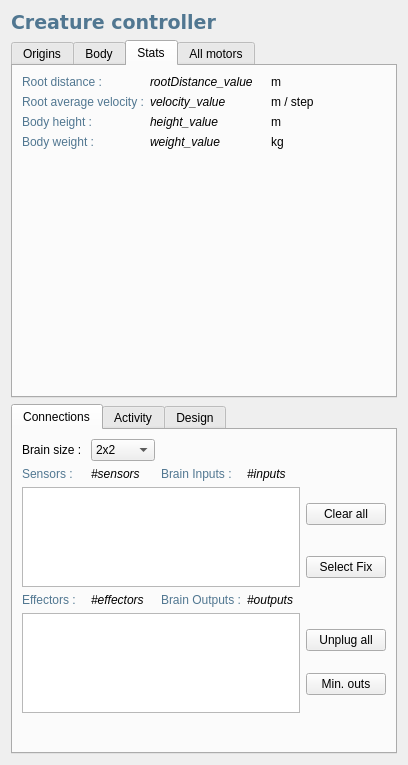
Before: the Qt Designer form src/genelab/core/ui/widgets/entities/entitypropertiescontroller.ui in GeneCraft/GeneCraft-Project, drawn with Qt 5.
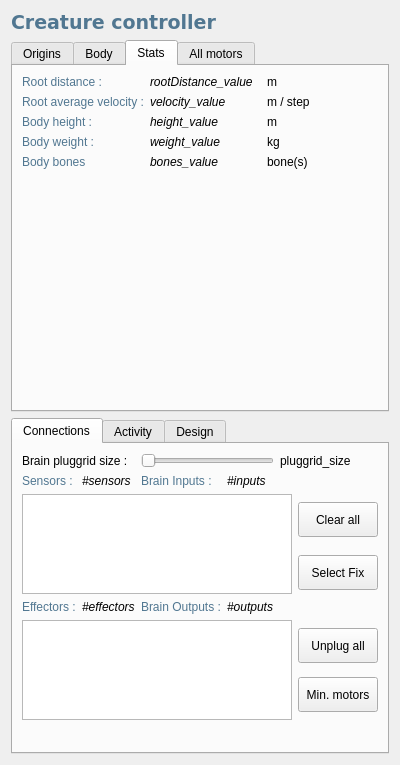
After: the same form once the commit is applied. The open tabs and pages were chosen to show the change. Icons and pictures are not drawn.

Commit message:
* Taille de la plug grid avec un slider
+ Statistique : nombre d'os (+ maj widgets)

* Amélioration des statistiques (paramètres permettant de définir si la statistique est mise a jour a chaque step ou non)

The edit to the form file:
```diff
--- a/src/genelab/core/ui/widgets/entities/entitypropertiescontroller.ui
+++ b/src/genelab/core/ui/widgets/entities/entitypropertiescontroller.ui
@@ -366,6 +366,35 @@
          </property>
         </widget>
        </item>
+       <item row="5" column="0">
+        <widget class="QLabel" name="label_14">
+         <property name="styleSheet">
+          <string notr="true">color: rgb(81, 119, 145);</string>
+         </property>
+         <property name="text">
+          <string>Body bones</string>
+         </property>
+        </widget>
+       </item>
+       <item row="5" column="1">
+        <widget class="QLabel" name="lBodyBones">
+         <property name="font">
+          <font>
+           <italic>true</italic>
+          </font>
+         </property>
+         <property name="text">
+          <string>bones_value</string>
+         </property>
+        </widget>
+       </item>
+       <item row="5" column="2">
+        <widget class="QLabel" name="label_16">
+         <property name="text">
+          <string>bone(s)</string>
+         </property>
+        </widget>
+       </item>
       </layout>
      </widget>
      <widget class="QWidget" name="tab_2">
@@ -540,6 +569,12 @@
          <property name="enabled">
           <bool>true</bool>
          </property>
+         <property name="minimumSize">
+          <size>
+           <width>0</width>
+           <height>35</height>
+          </size>
+         </property>
          <property name="whatsThis">
           <string>&lt;!DOCTYPE HTML PUBLIC &quot;-//W3C//DTD HTML 4.0//EN&quot; &quot;http://www.w3.org/TR/REC-html40/strict.dtd&quot;&gt;
 &lt;html&gt;&lt;head&gt;&lt;meta name=&quot;qrichtext&quot; content=&quot;1&quot; /&gt;&lt;style type=&quot;text/css&quot;&gt;
@@ -556,6 +591,12 @@
        </item>
        <item row="3" column="6">
         <widget class="QPushButton" name="pbSelectFixation">
+         <property name="minimumSize">
+          <size>
+           <width>0</width>
+           <height>35</height>
+          </size>
+         </property>
          <property name="whatsThis">
           <string>&lt;!DOCTYPE HTML PUBLIC &quot;-//W3C//DTD HTML 4.0//EN&quot; &quot;http://www.w3.org/TR/REC-html40/strict.dtd&quot;&gt;
 &lt;html&gt;&lt;head&gt;&lt;meta name=&quot;qrichtext&quot; content=&quot;1&quot; /&gt;&lt;style type=&quot;text/css&quot;&gt;
@@ -684,6 +725,12 @@
            <property name="enabled">
             <bool>true</bool>
            </property>
+           <property name="minimumSize">
+            <size>
+             <width>0</width>
+             <height>35</height>
+            </size>
+           </property>
            <property name="whatsThis">
             <string>&lt;!DOCTYPE HTML PUBLIC &quot;-//W3C//DTD HTML 4.0//EN&quot; &quot;http://www.w3.org/TR/REC-html40/strict.dtd&quot;&gt;
 &lt;html&gt;&lt;head&gt;&lt;meta name=&quot;qrichtext&quot; content=&quot;1&quot; /&gt;&lt;style type=&quot;text/css&quot;&gt;
@@ -703,6 +750,12 @@
            <property name="enabled">
             <bool>true</bool>
            </property>
+           <property name="minimumSize">
+            <size>
+             <width>0</width>
+             <height>35</height>
+            </size>
+           </property>
            <property name="whatsThis">
             <string>&lt;!DOCTYPE HTML PUBLIC &quot;-//W3C//DTD HTML 4.0//EN&quot; &quot;http://www.w3.org/TR/REC-html40/strict.dtd&quot;&gt;
 &lt;html&gt;&lt;head&gt;&lt;meta name=&quot;qrichtext&quot; content=&quot;1&quot; /&gt;&lt;style type=&quot;text/css&quot;&gt;
@@ -713,51 +766,37 @@
 &lt;p style=&quot; margin-top:0px; margin-bottom:0px; margin-left:0px; margin-right:0px; -qt-block-indent:0; text-indent:0px;&quot;&gt;&lt;span style=&quot; font-size:8pt;&quot;&gt;A &amp;quot;motor effector&amp;quot; without free angular degrees (lower limits = upper limits) is useless. By clearing all useless outputs, you avoid to compute brain outputs and thus you can gain a lot of performance.&lt;/span&gt;&lt;/p&gt;&lt;/body&gt;&lt;/html&gt;</string>
            </property>
            <property name="text">
-            <string>Min. outs</string>
+            <string>Min. motors</string>
            </property>
           </widget>
          </item>
         </layout>
        </item>
-       <item row="0" column="1">
+       <item row="0" column="1" colspan="2">
         <widget class="QLabel" name="label_12">
          <property name="text">
-          <string>Brain size : </string>
+          <string>Brain pluggrid size : </string>
          </property>
         </widget>
        </item>
-       <item row="0" column="2">
-        <widget class="QComboBox" name="cbBrainSize">
-         <item>
-          <property name="text">
-           <string>2x2</string>
-          </property>
-         </item>
-         <item>
-          <property name="text">
-           <string>4x4</string>
-          </property>
-         </item>
-         <item>
-          <property name="text">
-           <string>8x8</string>
-          </property>
-         </item>
-         <item>
-          <property name="text">
-           <string>16x16</string>
-          </property>
-         </item>
-         <item>
-          <property name="text">
-           <string>32x32</string>
-          </property>
-         </item>
-         <item>
-          <property name="text">
-           <string>64x64</string>
-          </property>
-         </item>
+       <item row="0" column="3" colspan="2">
+        <widget class="QSlider" name="sBrainPluggridSize">
+         <property name="minimum">
+          <number>1</number>
+         </property>
+         <property name="maximum">
+          <number>64</number>
+         </property>
+         <property name="orientation">
+          <enum>Qt::Horizontal</enum>
+         </property>
+        </widget>
+       </item>
+       <item row="0" column="5" colspan="2">
+        <widget class="QLabel" name="lBrainPluggridSize">
+         <property name="text">
+          <string>pluggrid_size</string>
+         </property>
         </widget>
        </item>
       </layout>
```
Left out of the diff: 6 changed lines with no effect on the pictures. The commit also changes 12 other files.
